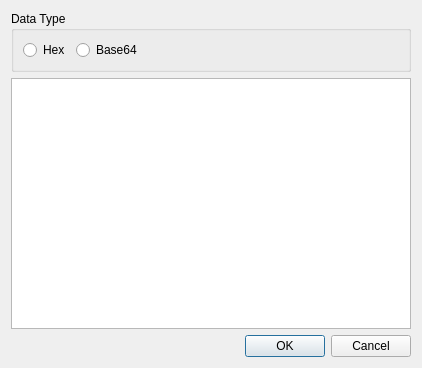
The window that BerViewer/insert_data_dlg.ui (jykim74/BerEditor) describes before a commit, drawn with Qt 5.
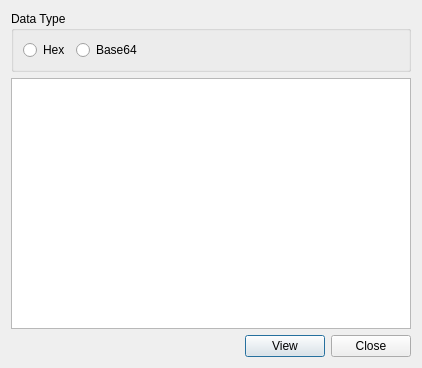
The same window after the commit.

The edit to the form file:
```diff
--- a/BerViewer/insert_data_dlg.ui
+++ b/BerViewer/insert_data_dlg.ui
@@ -15,14 +15,38 @@
   </property>
   <layout class="QGridLayout" name="gridLayout">
    <item row="2" column="0">
-    <widget class="QDialogButtonBox" name="buttonBox">
-     <property name="orientation">
-      <enum>Qt::Horizontal</enum>
+    <layout class="QGridLayout" name="gridLayout_2">
+     <property name="topMargin">
+      <number>0</number>
      </property>
-     <property name="standardButtons">
-      <set>QDialogButtonBox::Cancel|QDialogButtonBox::Ok</set>
-     </property>
-    </widget>
+     <item row="0" column="1">
+      <widget class="QPushButton" name="mViewBtn">
+       <property name="text">
+        <string>View</string>
+       </property>
+      </widget>
+     </item>
+     <item row="0" column="2">
+      <widget class="QPushButton" name="mCloseBtn">
+       <property name="text">
+        <string>Close</string>
+       </property>
+      </widget>
+     </item>
+     <item row="0" column="0">
+      <spacer name="horizontalSpacer_2">
+       <property name="orientation">
+        <enum>Qt::Horizontal</enum>
+       </property>
+       <property name="sizeHint" stdset="0">
+        <size>
+         <width>40</width>
+         <height>20</height>
+        </size>
+       </property>
+      </spacer>
+     </item>
+    </layout>
    </item>
    <item row="0" column="0">
     <widget class="QGroupBox" name="groupBox">
```
Left out of the diff: 35 changed lines with no effect on the pictures.
